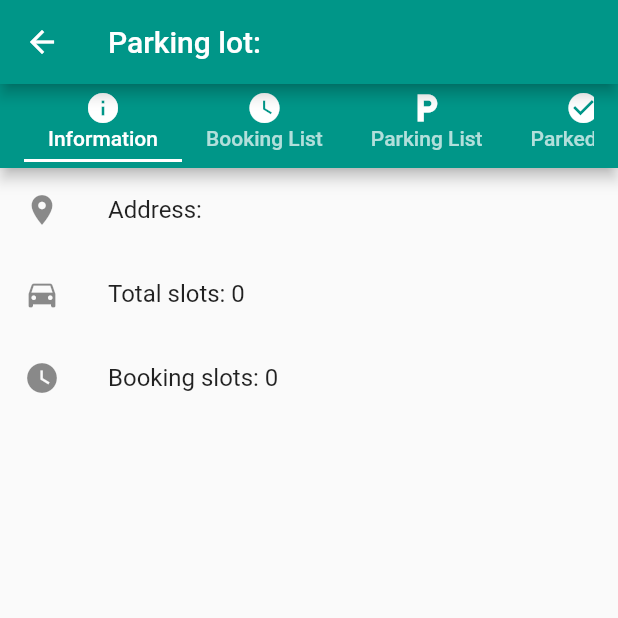
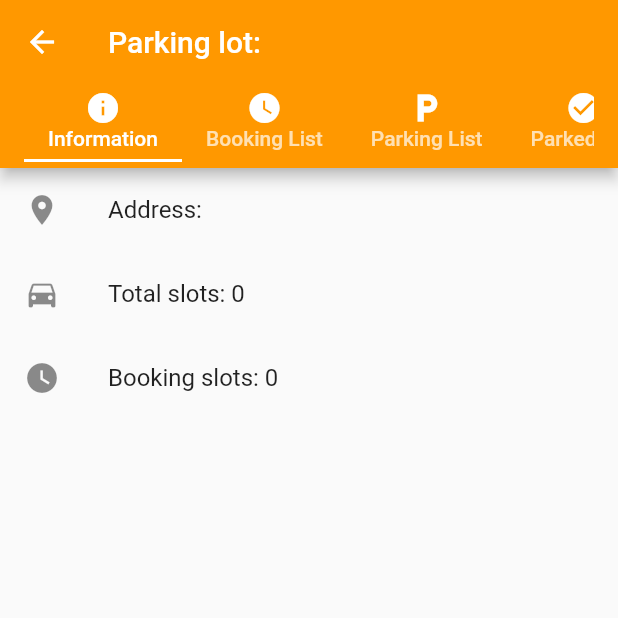
Before and after one commit to pvtri96/smart-parking, a Flutter app: the SecurityGuardScreen screen opened directly with empty values, on a phone screen of 412 x 824 dp, the top half of it. Run offline on Flutter 3.47's test engine with Material 2 defaults, Android fonts, the phone set to English and light mode, and no system bars; our stand-ins replace firebase_auth, firebase_database, flutter_map, google_maps_flutter, latlong, location; missing offline and left inert: android_intent; accounts and stored records are empty; statements that could not run were skipped.

Commit message:
change color

```diff
--- a/mobile/lib/pages/security-guard.dart
+++ b/mobile/lib/pages/security-guard.dart
@@ -270,6 +270,8 @@ class _SecurityGuardScreenState extends State<SecurityGuardScreen> {
     return Scaffold(
         appBar: AppBar(
           title: Text('Parking lot: ${widget.parkingLots.name}'),
+          backgroundColor: Colors.orange,
+          elevation: 0.0,
         ),
         body: StreamBuilder(
           stream: ApplicationStreams.securityScreen.stream,
@@ -288,6 +290,7 @@ class _SecurityGuardScreenState extends State<SecurityGuardScreen> {
               length: _tabs.length,
               child: Scaffold(
                 appBar: AppBar(
+                  backgroundColor: Colors.orange,
                   automaticallyImplyLeading: false,
                   actions: <Widget>[],
                   title: TabBar(
--- a/mobile/lib/pages/security-guards.dart
+++ b/mobile/lib/pages/security-guards.dart
@@ -68,6 +68,7 @@ class _SecurityGuardsState extends State<SecurityGuards> {
     return Scaffold(
         appBar: AppBar(
           title: Text('Parking lot List'),
+          backgroundColor: Colors.orange,
         ),
         drawer: buildDrawer(context, SecurityGuards.route),
         body: StreamBuilder(
```
